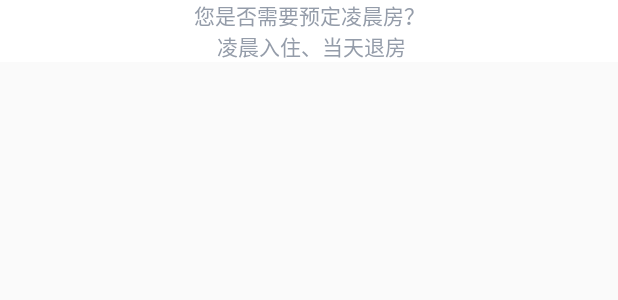
After one commit to yanchengdeng/AA, an Android app: the layout view_zero_time_tips.xml on its own in the app's theme, with its tools: preview values and no code run, on a phone screen of 412 x 824 dp. The commit adds this screen. Shown: the top 300 px of the screen. Run offline under Robolectric (Android 15) with nearby library versions, the phone set to English and light mode, and no system bars.

```diff
--- a/app/src/main/java/apartment/wisdom/com/activities/MeInfoActivity.java
+++ b/app/src/main/java/apartment/wisdom/com/activities/MeInfoActivity.java
@@ -177,7 +177,8 @@ public class MeInfoActivity extends BaseActivity {
                 openActivity(EditNameActivity.class, REQUEST_NAME);
                 break;
             case R.id.rl_birth:
-                MeInfoActivityPermissionsDispatcher.showCameraWithCheck(this);
+                showBirthPop();
+//                MeInfoActivityPermissionsDispatcher.showCameraWithCheck(this);
                 break;
             case R.id.rl_phone:
                 //TODO
--- a/app/src/main/java/apartment/wisdom/com/activities/PreOrderActivity.java
+++ b/app/src/main/java/apartment/wisdom/com/activities/PreOrderActivity.java
@@ -238,7 +238,7 @@ public class PreOrderActivity extends BaseActivity {
     //套餐配置
     private void initCustomeNeedDialog() {
         custemDialg = new CustomeNeedDialog(mContext);
-        custemDialg.setTitle("可选择您套餐");
+        custemDialg.setTitle("您可选择的套餐");
 //        custemDialg.isTitleShow(false);
         custemDialg.show();
         custemDialg.setOnDismissListener(new DialogInterface.OnDismissListener() {
--- a/app/src/main/java/apartment/wisdom/com/adapters/DayTypeRoomAdapterNew.java
+++ b/app/src/main/java/apartment/wisdom/com/adapters/DayTypeRoomAdapterNew.java
@@ -181,7 +181,9 @@ public class DayTypeRoomAdapterNew extends BaseAdapter {
             tvname.setText(item.hotelName);
             TextView tvMoney = (TextView) view.findViewById(R.id.tv_pay_money);
             tvMoney.setText(item.discountPrice);
+            LinearLayout.LayoutParams rollPageParams = new LinearLayout.LayoutParams(ScreenUtils.getScreenWidth() - 100, (int) ((ScreenUtils.getScreenWidth() - 100)*(3.0/4)));
             RollPagerView pager = (RollPagerView) view.findViewById(R.id.roll_view_pager);
+            pager.setLayoutParams(rollPageParams);
             pager.setAdapter(new GalleryPagerAdapter(item.roomTypeImageList));
             TextView tvPay = (TextView) view.findViewById(R.id.tv_sure);
             if (!TextUtils.isEmpty(item.roomNum)) {
--- a/app/src/main/java/apartment/wisdom/com/adapters/HourTypeRoomAdapter.java
+++ b/app/src/main/java/apartment/wisdom/com/adapters/HourTypeRoomAdapter.java
@@ -172,7 +172,9 @@ public class HourTypeRoomAdapter extends BaseAdapter {
             tvname.setText(hourRoom.hotelName);
             TextView tvMoney = (TextView) view.findViewById(R.id.tv_pay_money);
             tvMoney.setText(hourRoom.roomPrice);
+            LinearLayout.LayoutParams rollPageParams = new LinearLayout.LayoutParams(ScreenUtils.getScreenWidth() - 100, (int) ((ScreenUtils.getScreenWidth() - 100)*(3.0/4)));
             RollPagerView pager = (RollPagerView) view.findViewById(R.id.roll_view_pager);
+            pager.setLayoutParams(rollPageParams);
             pager.setAdapter(new GalleryPagerAdapter(hourRoom.roomTypeImageList));
             TextView tvPay = (TextView) view.findViewById(R.id.tv_sure);
             if (!TextUtils.isEmpty(hourRoom.roomNum)) {
--- a/app/src/main/res/layout/dialog_custome_need_layout_head.xml
+++ b/app/src/main/res/layout/dialog_custome_need_layout_head.xml
@@ -5,6 +5,6 @@
     android:layout_height="wrap_content"
     android:gravity="center"
     android:padding="@dimen/image_padding_big"
-    android:text="可选择您套餐"
+    android:text="您可选择的套餐"
     android:textColor="@color/activity_tv"
     android:textSize="@dimen/text_normal_up" />
--- a/app/src/main/res/layout/dialog_room_detail_layout.xml
+++ b/app/src/main/res/layout/dialog_room_detail_layout.xml
@@ -30,7 +30,7 @@
     <com.jude.rollviewpager.RollPagerView
         android:id="@+id/roll_view_pager"
         android:layout_width="match_parent"
-        android:layout_height="@dimen/ad_heigh"
+        android:layout_height="wrap_content"
         app:rollviewpager_hint_gravity="center"
         app:rollviewpager_hint_paddingBottom="5dp"
         app:rollviewpager_hint_paddingRight="16dp"
--- /dev/null
+++ b/app/src/main/res/layout/view_zero_time_tips.xml
@@ -0,0 +1,20 @@
+<?xml version="1.0" encoding="utf-8"?>
+<LinearLayout xmlns:android="http://schemas.android.com/apk/res/android"
+    android:layout_width="match_parent"
+    android:layout_height="wrap_content"
+    android:background="@color/white"
+    android:orientation="vertical">
+
+
+    <TextView
+        android:id="@+id/tv_devices"
+        android:layout_width="match_parent"
+        android:layout_height="wrap_content"
+        android:layout_gravity="center"
+        android:gravity="center"
+        android:text="@string/zero_time_tips"
+        android:textColor="@color/activity_info"
+        android:textSize="@dimen/text_normal">
+
+    </TextView>
+</LinearLayout>
--- a/app/src/main/res/values/strings.xml
+++ b/app/src/main/res/values/strings.xml
@@ -143,8 +143,9 @@
     <string name="phone_card_regex">手机号、卡号格式不正确</string>
     <string name="code_success">短信发送成功</string>
     <string name="copy_right">福州蔓联盟网络科技有限公司\nCopyright@2017 manxinsu.com，All Rights Reserved</string>
-    <string name="custome_phone">0591-83598898</string>
+    <string name="custome_phone">13075821312</string>
     <string name="search_text_mix">%1$d月%2$d - %3$d月%4$d  共%5$d天</string>
+    <string name="search_text_single">%1$d月%2$d</string>
     <string name="student_card">学生证</string>
     <string name="add_success">添加成功</string>
     <string name="no_net_data">无网络数据</string>
@@ -164,4 +165,5 @@
     <string name="no_commend_to_submit">您未填写任何评论</string>
     <string name="my_commend">我的点评</string>
     <string name="do_over">已完成选房</string>
+    <string name="zero_time_tips">"您是否需要预定凌晨房？\n 凌晨入住、当天退房"</string>
 </resources>
```
Also changed, not shown: app/src/main/java/apartment/wisdom/com/activities/HotelDetailActivity.java (+9 -0 lines), app/src/main/java/apartment/wisdom/com/activities/SearchHotalResultActivity.java (+6 -2 lines), app/src/main/java/apartment/wisdom/com/fragments/HomeFragment.java (+12 -8 lines), app/src/main/java/apartment/wisdom/com/utils/LoginUtils.java (+20 -7 lines).
